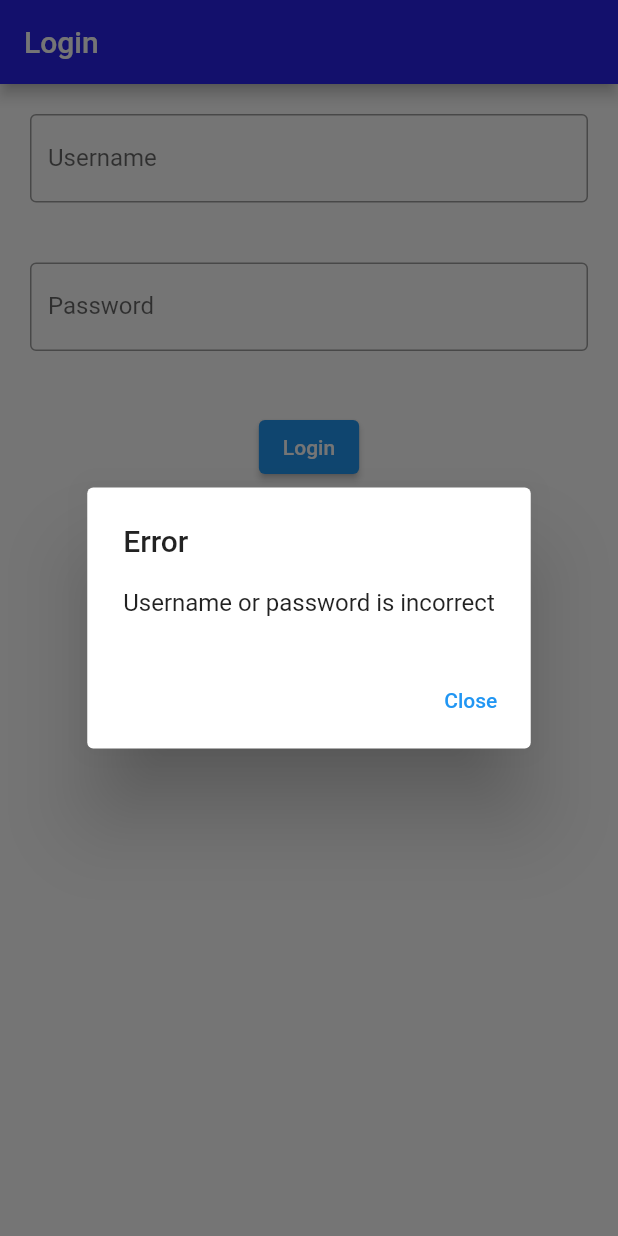
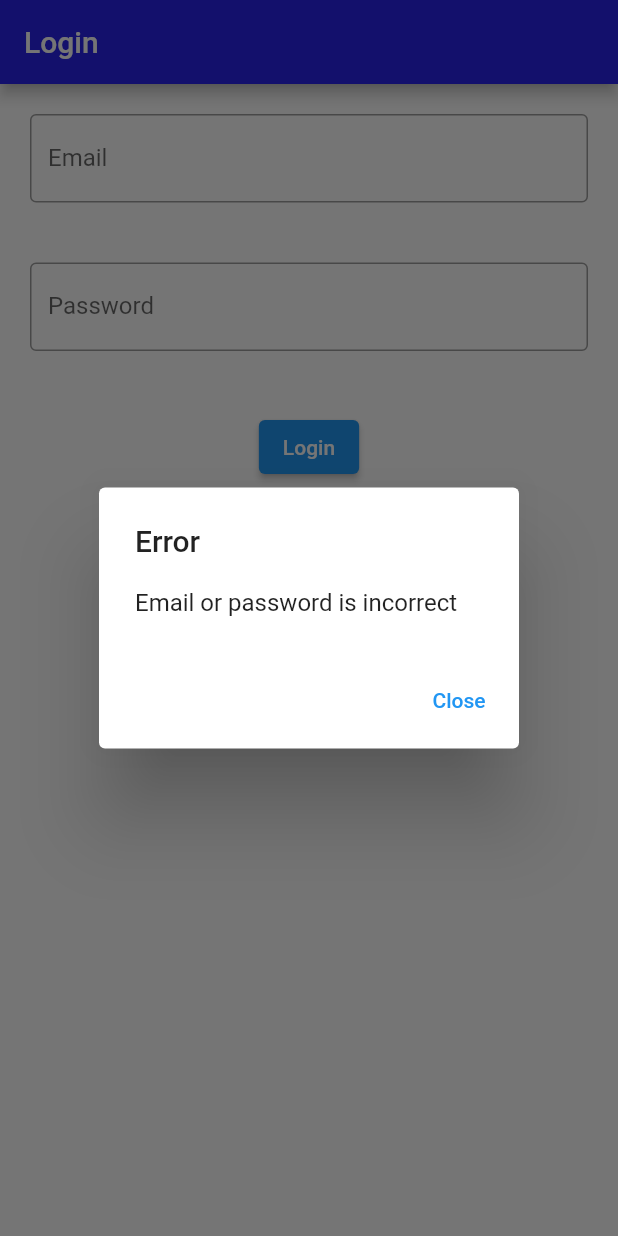
Before and after one commit to khatruong2009/my-flutter-app, a Flutter app: the screen it shows after launch, after a tap on "Login", on a phone screen of 412 x 824 dp. Run offline on Flutter 3.47's test engine with Material 2 defaults, Android fonts, the phone set to English and light mode, and no system bars; missing offline and left inert: amplify_auth_cognito, amplify_flutter.

Commit message:
changed username to email

```diff
--- a/myapp/lib/main.dart
+++ b/myapp/lib/main.dart
@@ -16,8 +16,19 @@ class Login extends StatefulWidget {
 }
 
 class _LoginState extends State<Login> {
-  String username = '';
+  String email = '';
   String password = '';
+
+  Future<void> _configureAmplify() async {
+    try {
+      final auth = AmplifyAuthCognito();
+      await Amplify.addPlugin(auth);
+
+      await Amplify.configure(amplifyconfig);
+    } catch (e) {
+      print('Could not configure Amplify');
+    }
+  }
 
   @override
   Widget build(BuildContext context) {
@@ -39,12 +50,12 @@ class _LoginState extends State<Login> {
                   padding: const EdgeInsets.all(20.0),
                   child: TextField(
                     onChanged: (text) {
-                      username = text;
+                      email = text;
                     },
                     decoration: const InputDecoration(
                         border: OutlineInputBorder(),
-                        labelText: 'Username',
-                        hintText: 'Enter your username'),
+                        labelText: 'Email',
+                        hintText: 'Enter your email'),
                   ),
                 ),
                 Padding(
@@ -63,7 +74,7 @@ class _LoginState extends State<Login> {
                   padding: const EdgeInsets.all(20.0),
                   child: ElevatedButton(
                     onPressed: () {
-                      if (username == 'admin' && password == 'admin') {
+                      if (email == 'admin' && password == 'admin') {
                         Navigator.push(
                             context,
                             MaterialPageRoute(
@@ -75,7 +86,7 @@ class _LoginState extends State<Login> {
                               return AlertDialog(
                                 title: const Text('Error'),
                                 content: const Text(
-                                    'Username or password is incorrect'),
+                                    'Email or password is incorrect'),
                                 actions: [
                                   TextButton(
                                       onPressed: () {
```
